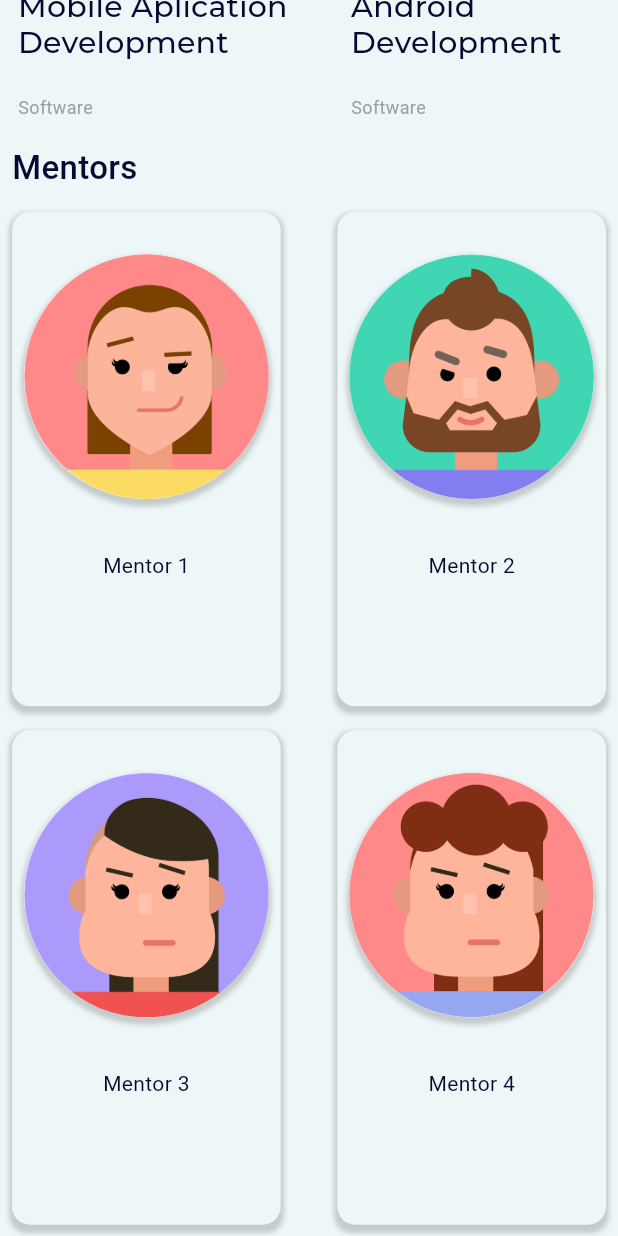
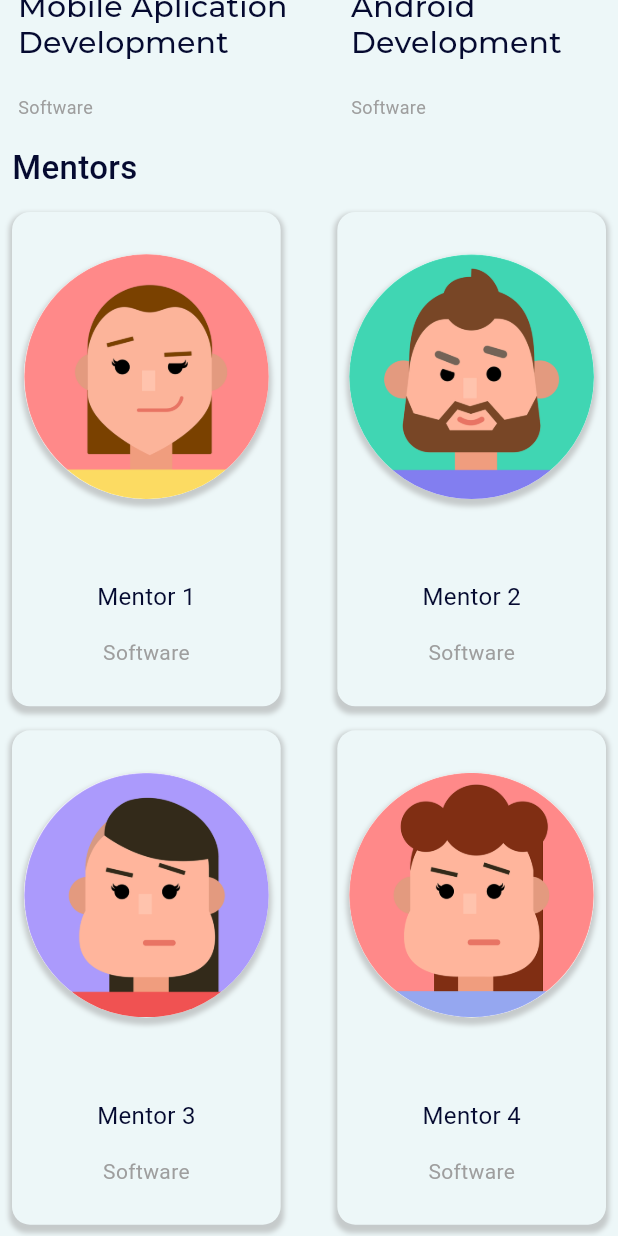
Before and after one commit to Melsaeed276/cay, a Flutter app: the MyHomePage screen opened directly, scrolled down 371 dp, on a phone screen of 412 x 824 dp. Run offline on Flutter 3.47's test engine with Material 2 defaults, Android fonts, the light colour scheme and no system bars; our stand-ins replace google_fonts.

Commit message:
Metors Update

```diff
--- a/lib/view/home/home.dart
+++ b/lib/view/home/home.dart
@@ -85,16 +85,16 @@ class _MyHomePageState extends State<MyHomePage> {
           //We can use gridview build in here
           Row(
             mainAxisAlignment: MainAxisAlignment.spaceBetween,
-            children:const [
-              Mentors(name: "Mentor 1", imagePath: "assets/user/avatar2.png"),
-              Mentors(name: "Mentor 2", imagePath: "assets/user/avatar3.png"),
+            children: [
+              Mentors(name: "Mentor 1", imagePath: "assets/user/avatar2.png", category: category[0],),
+              Mentors(name: "Mentor 2", imagePath: "assets/user/avatar3.png", category: category[0],),
             ],
           ),
           Row(
             mainAxisAlignment: MainAxisAlignment.spaceBetween,
-            children:const [
-              Mentors(name: "Mentor 3", imagePath: "assets/user/avatar4.png"),
-              Mentors(name: "Mentor 4", imagePath: "assets/user/avatar5.png"),
+            children: [
+              Mentors(name: "Mentor 3", imagePath: "assets/user/avatar4.png", category: category[0],),
+              Mentors(name: "Mentor 4", imagePath: "assets/user/avatar5.png", category: category[0],),
             ],
           ),
         ],
--- a/lib/view/home/widgets/mentros.dart
+++ b/lib/view/home/widgets/mentros.dart
@@ -5,9 +5,10 @@ class Mentors extends StatelessWidget {
     Key? key,
     required this.imagePath,
     required this.name,
+    required this.category,
   }) : super(key: key);
 
-  final imagePath, name;
+  final imagePath, name, category;
 
   @override
   Widget build(BuildContext context) {
@@ -52,9 +53,19 @@ class Mentors extends StatelessWidget {
             ),
              Expanded(
               child: Padding(
-                padding: EdgeInsets.all(8),
-                child: Text(
-                  name,
+                padding:const EdgeInsets.all(8),
+                child: Column(
+                  mainAxisAlignment: MainAxisAlignment.spaceEvenly,
+                  children: [
+                    Text(
+                      name,
+                      style:const TextStyle(fontSize: 16),
+                    ),
+                    Text(
+                      category,
+                      style:const TextStyle(fontSize: 14, color: Colors.grey),
+                    ),
+                  ],
                 ),
               ),
               flex: 1,
```
